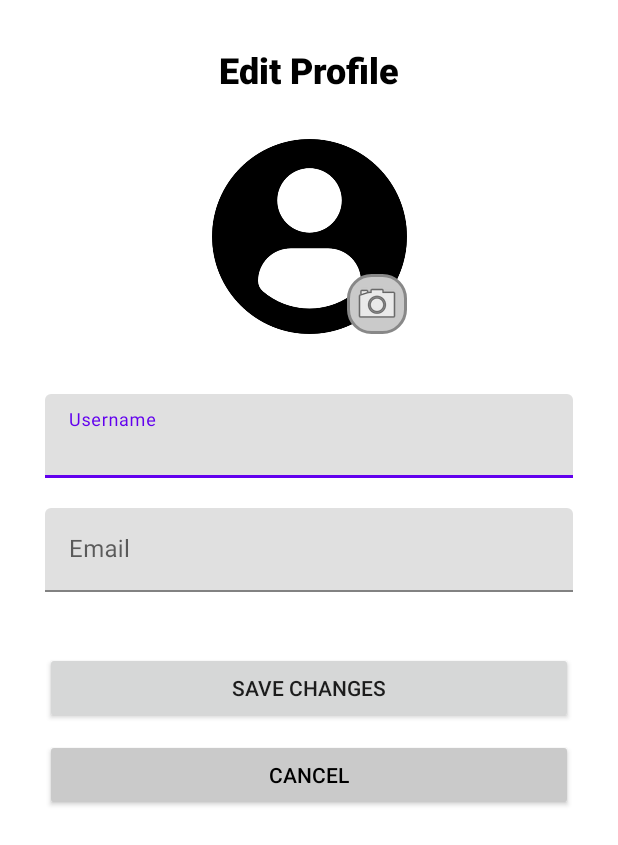
After one commit to SundenJaeger/IChooseYou, an Android app: the EditProfileActivity screen opened directly, with no data from a screen before it, on a phone screen of 412 x 824 dp. The commit adds this screen. Shown: the top 845 px of the screen. Run offline under Robolectric (Android 15) with nearby library versions, the phone set to English and light mode, and no system bars.

Commit message:
Can now edit name and profile

```diff
--- a/app/src/main/AndroidManifest.xml
+++ b/app/src/main/AndroidManifest.xml
@@ -12,6 +12,9 @@
         android:supportsRtl="true"
         android:theme="@style/Theme.IChooseYou"
         tools:targetApi="31">
+        <activity
+            android:name=".EditProfileActivity"
+            android:exported="false" />
         <activity
             android:name=".DevPageActivity"
             android:exported="false" />
--- /dev/null
+++ b/app/src/main/java/com/android/ichooseyou/EditProfileActivity.kt
@@ -0,0 +1,84 @@
+package com.android.ichooseyou
+
+import android.app.Activity
+import android.content.Intent
+import android.net.Uri
+import android.os.Bundle
+import android.provider.MediaStore
+import android.widget.Button
+import android.widget.ImageButton
+import android.widget.ImageView
+import android.widget.Toast
+import com.google.android.material.textfield.TextInputEditText
+
+class EditProfileActivity : Activity() {
+
+    private lateinit var profileImageView: ImageView
+    private lateinit var usernameEditText: TextInputEditText
+    private lateinit var emailEditText: TextInputEditText
+    private var selectedImageUri: Uri? = null
+    private val PICK_IMAGE_REQUEST = 1
+
+    override fun onCreate(savedInstanceState: Bundle?) {
+        super.onCreate(savedInstanceState)
+        setContentView(R.layout.activity_edit_profile)
+
+        profileImageView = findViewById(R.id.edit_profile_image)
+        usernameEditText = findViewById(R.id.edit_username)
+        emailEditText = findViewById(R.id.edit_email)
+        val changeImageButton: ImageButton = findViewById(R.id.change_profile_image)
+        val saveButton: Button = findViewById(R.id.save_profile_button)
+        val cancelButton: Button = findViewById(R.id.cancel_button)
+
+        val receivedName = intent.getStringExtra("username")
+        val receivedEmail = intent.getStringExtra("email")
+
+        usernameEditText.setText(receivedName)
+        emailEditText.setText(receivedEmail)
+
+        changeImageButton.setOnClickListener {
+            openGallery()
+        }
+
+        saveButton.setOnClickListener {
+            val newUsername = usernameEditText.text.toString()
+
+            if (newUsername.isEmpty()) {
+                Toast.makeText(this, "Username cannot be empty", Toast.LENGTH_SHORT).show()
+                return@setOnClickListener
+            }
+
+            val resultIntent = Intent()
+            resultIntent.putExtra("updated_username", newUsername)
+
+            if (selectedImageUri != null) {
+                resultIntent.putExtra("updated_image_uri", selectedImageUri.toString())
+            }
+
+            setResult(Activity.RESULT_OK, resultIntent)
+            finish()
+        }
+
+        cancelButton.setOnClickListener {
+            finish()
+        }
+    }
+
+    private fun openGallery() {
+        val intent = Intent(Intent.ACTION_PICK, MediaStore.Images.Media.EXTERNAL_CONTENT_URI)
+        startActivityForResult(intent, PICK_IMAGE_REQUEST)
+    }
+
+    override fun onActivityResult(requestCode: Int, resultCode: Int, data: Intent?) {
+        super.onActivityResult(requestCode, resultCode, data)
+
+        if (requestCode == PICK_IMAGE_REQUEST && resultCode == RESULT_OK && data != null && data.data != null) {
+            selectedImageUri = data.data
+            try {
+                profileImageView.setImageURI(selectedImageUri)
+            } catch (e: Exception) {
+                Toast.makeText(this, "Error loading image", Toast.LENGTH_SHORT).show()
+            }
+        }
+    }
+}
--- /dev/null
+++ b/app/src/main/res/layout/activity_edit_profile.xml
@@ -0,0 +1,117 @@
+<?xml version="1.0" encoding="utf-8"?>
+<androidx.constraintlayout.widget.ConstraintLayout xmlns:android="http://schemas.android.com/apk/res/android"
+    xmlns:app="http://schemas.android.com/apk/res-auto"
+    xmlns:tools="http://schemas.android.com/tools"
+    android:id="@+id/main"
+    android:layout_width="match_parent"
+    android:layout_height="match_parent"
+    tools:context=".EditProfileActivity">
+
+    <TextView
+        android:id="@+id/edit_profile_title"
+        android:layout_width="wrap_content"
+        android:layout_height="wrap_content"
+        android:layout_marginTop="30dp"
+        android:fontFamily="sans-serif-black"
+        android:text="Edit Profile"
+        android:textColor="@color/black"
+        android:textSize="24sp"
+        android:textStyle="bold"
+        app:layout_constraintEnd_toEndOf="parent"
+        app:layout_constraintStart_toStartOf="parent"
+        app:layout_constraintTop_toTopOf="parent" />
+
+    <FrameLayout
+        android:id="@+id/profile_image_container"
+        android:layout_width="wrap_content"
+        android:layout_height="wrap_content"
+        android:layout_marginTop="30dp"
+        app:layout_constraintEnd_toEndOf="parent"
+        app:layout_constraintStart_toStartOf="parent"
+        app:layout_constraintTop_toBottomOf="@id/edit_profile_title">
+
+        <ImageView
+            android:id="@+id/edit_profile_image"
+            android:layout_width="130dp"
+            android:layout_height="130dp"
+            android:scaleType="fitXY"
+            android:src="@drawable/user" />
+
+        <ImageButton
+            android:id="@+id/change_profile_image"
+            android:layout_width="40dp"
+            android:layout_height="40dp"
+            android:layout_gravity="bottom|end"
+            android:background="@drawable/borderradius"
+            android:contentDescription="Change profile picture"
+            android:src="@android:drawable/ic_menu_camera" />
+    </FrameLayout>
+
+    <com.google.android.material.textfield.TextInputLayout
+        android:id="@+id/username_input_layout"
+        android:layout_width="match_parent"
+        android:layout_height="wrap_content"
+        android:layout_marginStart="30dp"
+        android:layout_marginTop="40dp"
+        android:layout_marginEnd="30dp"
+        android:hint="Username"
+        app:layout_constraintEnd_toEndOf="parent"
+        app:layout_constraintStart_toStartOf="parent"
+        app:layout_constraintTop_toBottomOf="@id/profile_image_container">
+
+        <com.google.android.material.textfield.TextInputEditText
+            android:id="@+id/edit_username"
+            android:layout_width="match_parent"
+            android:layout_height="wrap_content"
+            android:inputType="text" />
+    </com.google.android.material.textfield.TextInputLayout>
+
+    <com.google.android.material.textfield.TextInputLayout
+        android:id="@+id/email_input_layout"
+        android:layout_width="match_parent"
+        android:layout_height="wrap_content"
+        android:layout_marginStart="30dp"
+        android:layout_marginTop="20dp"
+        android:layout_marginEnd="30dp"
+        android:hint="Email"
+        app:layout_constraintEnd_toEndOf="parent"
+        app:layout_constraintStart_toStartOf="parent"
+        app:layout_constraintTop_toBottomOf="@id/username_input_layout">
+
+        <com.google.android.material.textfield.TextInputEditText
+            android:id="@+id/edit_email"
+            android:layout_width="match_parent"
+            android:layout_height="wrap_content"
+            android:enabled="false"
+            android:inputType="textEmailAddress" />
+    </com.google.android.material.textfield.TextInputLayout>
+
+    <Button
+        android:id="@+id/save_profile_button"
+        android:layout_width="0dp"
+        android:layout_height="wrap_content"
+        android:layout_marginStart="30dp"
+        android:layout_marginTop="40dp"
+        android:layout_marginEnd="30dp"
+        android:text="Save Changes"
+        app:cornerRadius="30dp"
+        app:layout_constraintEnd_toEndOf="parent"
+        app:layout_constraintStart_toStartOf="parent"
+        app:layout_constraintTop_toBottomOf="@id/email_input_layout" />
+
+    <Button
+        android:id="@+id/cancel_button"
+        android:layout_width="0dp"
+        android:layout_height="wrap_content"
+        android:layout_marginStart="30dp"
+        android:layout_marginTop="10dp"
+        android:layout_marginEnd="30dp"
+        android:text="Cancel"
+        android:backgroundTint="#CACACA"
+        android:textColor="@color/black"
+        app:cornerRadius="30dp"
+        app:layout_constraintEnd_toEndOf="parent"
+        app:layout_constraintStart_toStartOf="parent"
+        app:layout_constraintTop_toBottomOf="@id/save_profile_button" />
+
+</androidx.constraintlayout.widget.ConstraintLayout>
--- a/app/src/main/res/layout/activity_profile.xml
+++ b/app/src/main/res/layout/activity_profile.xml
@@ -70,6 +70,7 @@
             android:orientation="vertical">
 
             <ImageView
+                android:id="@+id/profile_image"
                 android:layout_width="130dp"
                 android:layout_height="130dp"
                 android:layout_gravity="center"
@@ -107,6 +108,7 @@
                 android:layout_marginBottom="5dp">
 
                 <com.google.android.material.button.MaterialButton
+                    android:id="@+id/edit_profile"
                     android:layout_width="300dp"
                     android:layout_height="wrap_content"
                     android:gravity="start|center_vertical"
--- a/app/src/main/res/values/strings.xml
+++ b/app/src/main/res/values/strings.xml
@@ -1,4 +1,4 @@
 <resources>
     <string name="app_name">IChooseYou</string>
-    <string name ="welcome_message">Welcome, %1$s!</string>
+    <string name="welcome_message">Welcome, %1$s!</string>
 </resources>
```
Also changed, not shown: app/src/main/java/com/android/ichooseyou/ProfileActivity.kt (+46 -4 lines).
